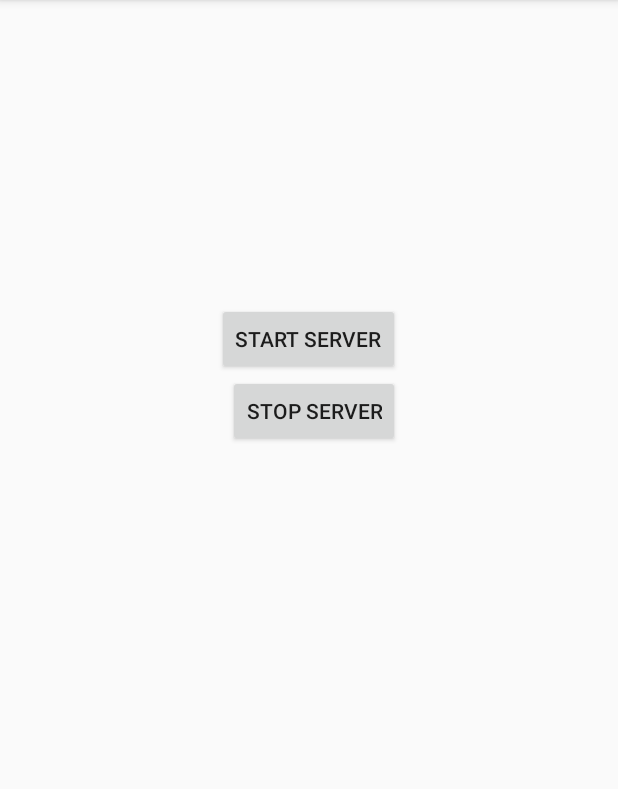
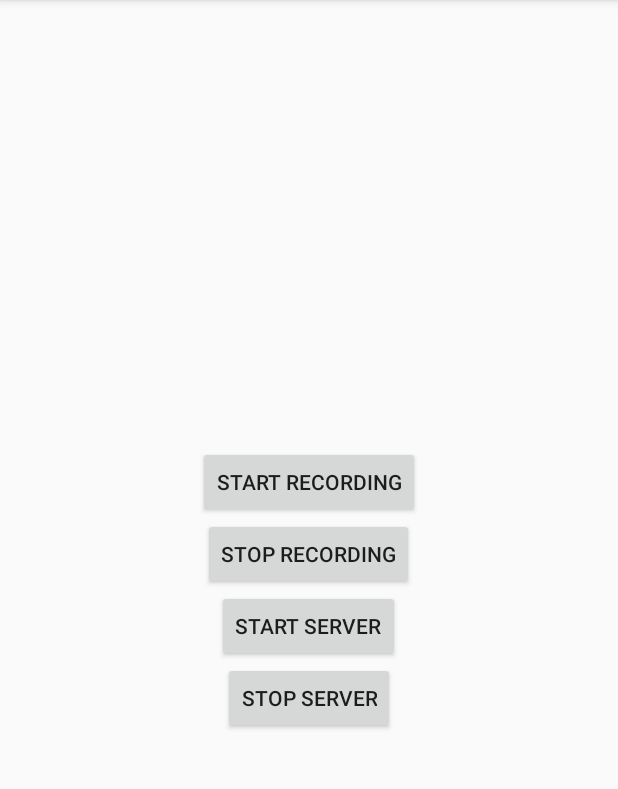
Before and after one commit to joshuaGnol/SocketServer2, an Android app: the screen it shows after launch (MainActivity), on a phone screen of 412 x 824 dp, the part 84-873 px from its top. Run offline under Robolectric (Android 15) with nearby library versions, the phone set to English and light mode, and no system bars; 2 statements that could not run were skipped.

Commit message:
added video recording

```diff
--- a/app/src/main/AndroidManifest.xml
+++ b/app/src/main/AndroidManifest.xml
@@ -4,6 +4,8 @@
 
     <uses-permission android:name="android.permission.INTERNET" />
     <uses-permission android:name="android.permission.ACCESS_WIFI_STATE" />
+    <uses-permission android:name="android.permission.WRITE_EXTERNAL_STORAGE" />
+    <uses-permission android:name="android.permission.RECORD_AUDIO" />
 
     <application
         android:allowBackup="true"
@@ -23,6 +25,10 @@
             android:name=".SocketService"
             android:exported="false" />
 
+        <service
+            android:name=".RecordingService"
+            android:exported="false" />
+
     </application>
 
 </manifest>
--- a/app/src/main/java/com/silverlake/ifb/socketserver/MainActivity.java
+++ b/app/src/main/java/com/silverlake/ifb/socketserver/MainActivity.java
@@ -1,10 +1,21 @@
 package com.silverlake.ifb.socketserver;
 
+import android.Manifest;
+import android.content.ComponentName;
 import android.content.Intent;
+import android.content.ServiceConnection;
+import android.content.pm.PackageManager;
+import android.media.projection.MediaProjection;
+import android.media.projection.MediaProjectionManager;
 import android.net.wifi.WifiInfo;
 import android.net.wifi.WifiManager;
 import android.os.Bundle;
+import android.os.IBinder;
+import android.support.annotation.NonNull;
+import android.support.v4.app.ActivityCompat;
+import android.support.v4.content.ContextCompat;
 import android.support.v7.app.AppCompatActivity;
+import android.util.DisplayMetrics;
 import android.util.Log;
 import android.view.View;
 import android.widget.Button;
@@ -16,7 +27,18 @@ import java.net.UnknownHostException;
 import java.nio.ByteOrder;
 
 public class MainActivity extends AppCompatActivity implements View.OnClickListener {
-    private Button btnStartServer, btnStopServer;
+    private static final String TAG = MainActivity.class.getSimpleName();
+
+    private static final int RECORD_REQUEST_CODE = 101;
+    private static final int STORAGE_REQUEST_CODE = 102;
+    private static final int AUDIO_REQUEST_CODE = 103;
+
+    private MediaProjectionManager projectionManager;
+    private MediaProjection mediaProjection;
+
+    private RecordingService recordService;
+
+    private Button btnStartServer, btnStopServer, btnStartRecording, btnStopRecording;
     private TextView tvIpAddress;
     private static final int portNumber = 8080;
 
@@ -25,14 +47,25 @@ public class MainActivity extends AppCompatActivity implements View.OnClickListe
         super.onCreate(savedInstanceState);
         setContentView(R.layout.activity_main);
 
+        projectionManager = (MediaProjectionManager) getSystemService(MEDIA_PROJECTION_SERVICE);
+
         tvIpAddress = (TextView) findViewById(R.id.tvIpAddress);
         tvIpAddress.setText(getIpAddress());
 
         btnStartServer = (Button) findViewById(R.id.btnStartServer);
         btnStopServer = (Button) findViewById(R.id.btnStopServer);
+        btnStartRecording = (Button) findViewById(R.id.btnStartRecording);
+        btnStopRecording = (Button) findViewById(R.id.btnStopRecording);
 
         btnStartServer.setOnClickListener(this);
         btnStopServer.setOnClickListener(this);
+        btnStartRecording.setOnClickListener(this);
+        btnStopRecording.setOnClickListener(this);
+
+        Intent intent = new Intent(this, RecordingService.class);
+        bindService(intent, connection, BIND_AUTO_CREATE);
+
+        performRuntimePermission();
     }
 
     @Override
@@ -44,6 +77,34 @@ public class MainActivity extends AppCompatActivity implements View.OnClickListe
             case R.id.btnStopServer:
                 stopServer();
                 break;
+            case R.id.btnStartRecording:
+                if (recordService != null && !recordService.isRunning()) {
+                    Intent captureIntent = projectionManager.createScreenCaptureIntent();
+                    startActivityForResult(captureIntent, RECORD_REQUEST_CODE);
+                }
+                break;
+            case R.id.btnStopRecording:
+                stopRecording();
+                break;
+        }
+    }
+
+    @Override
+    protected void onActivityResult(int requestCode, int resultCode, Intent data) {
+        super.onActivityResult(requestCode, resultCode, data);
+        if (requestCode == RECORD_REQUEST_CODE && resultCode == RESULT_OK) {
+            mediaProjection = projectionManager.getMediaProjection(resultCode, data);
+            startRecording();
+        }
+    }
+
+    @Override
+    public void onRequestPermissionsResult(int requestCode, @NonNull String[] permissions, @NonNull int[] grantResults) {
+        super.onRequestPermissionsResult(requestCode, permissions, grantResults);
+        if (requestCode == STORAGE_REQUEST_CODE || requestCode == AUDIO_REQUEST_CODE) {
+            if (grantResults[0] != PackageManager.PERMISSION_GRANTED) {
+                finish();
+            }
         }
     }
 
@@ -55,6 +116,21 @@ public class MainActivity extends AppCompatActivity implements View.OnClickListe
     private void stopServer() {
         Intent intent = new Intent(this, SocketService.class);
         stopService(intent);
+    }
+
+    private void startRecording() {
+        if (!recordService.isRunning()) {
+            recordService.setMediaProject(mediaProjection);
+            recordService.startRecord();
+        }
+    }
+
+    private void stopRecording() {
+        if (recordService.isRunning()) {
+            recordService.stopRecord();
+            recordService.setRunning(false);
+            unbindService(connection);
+        }
     }
 
     private String getIpAddress() {
@@ -80,4 +156,35 @@ public class MainActivity extends AppCompatActivity implements View.OnClickListe
         return ipAddressString;
     }
 
+    private void performRuntimePermission() {
+        if (ContextCompat.checkSelfPermission(MainActivity.this, Manifest.permission.WRITE_EXTERNAL_STORAGE)
+                != PackageManager.PERMISSION_GRANTED) {
+            ActivityCompat.requestPermissions(this,
+                    new String[]{Manifest.permission.WRITE_EXTERNAL_STORAGE}, STORAGE_REQUEST_CODE);
+        }
+
+        if (ContextCompat.checkSelfPermission(MainActivity.this, Manifest.permission.RECORD_AUDIO)
+                != PackageManager.PERMISSION_GRANTED) {
+            ActivityCompat.requestPermissions(this,
+                    new String[]{Manifest.permission.RECORD_AUDIO}, AUDIO_REQUEST_CODE);
+        }
+    }
+
+    private ServiceConnection connection = new ServiceConnection() {
+
+        @Override
+        public void onServiceConnected(ComponentName className, IBinder service) {
+            DisplayMetrics metrics = new DisplayMetrics();
+            getWindowManager().getDefaultDisplay().getMetrics(metrics);
+            RecordingService.RecordBinder binder = (RecordingService.RecordBinder) service;
+            recordService = binder.getRecordService();
+            recordService.setConfig(metrics.widthPixels, metrics.heightPixels, metrics.densityDpi);
+        }
+
+        @Override
+        public void onServiceDisconnected(ComponentName arg0) {
+            Log.d(TAG, "onServiceDisconnected: ");
+        }
+    };
+
 }
--- a/app/src/main/res/layout/activity_main.xml
+++ b/app/src/main/res/layout/activity_main.xml
@@ -4,34 +4,49 @@
     android:id="@+id/activity_main"
     android:layout_width="match_parent"
     android:layout_height="match_parent"
+    android:gravity="center"
     android:paddingBottom="@dimen/activity_vertical_margin"
     android:paddingLeft="@dimen/activity_horizontal_margin"
     android:paddingRight="@dimen/activity_horizontal_margin"
     android:paddingTop="@dimen/activity_vertical_margin"
     tools:context="com.silverlake.ifb.socketserver.MainActivity">
 
+    <LinearLayout
+        android:layout_width="match_parent"
+        android:layout_height="wrap_content"
+        android:gravity="center"
+        android:orientation="vertical">
+
+        <TextView
+            android:id="@+id/tvIpAddress"
+            android:layout_width="wrap_content"
+            android:layout_height="wrap_content"
+            android:text="IP Address" />
+
+        <Button
+            android:id="@+id/btnStartRecording"
+            android:layout_width="wrap_content"
+            android:layout_height="wrap_content"
+            android:text="Start Recording" />
+
+        <Button
+            android:id="@+id/btnStopRecording"
+            android:layout_width="wrap_content"
+            android:layout_height="wrap_content"
+            android:text="Stop Recording" />
+
         <Button
             android:id="@+id/btnStartServer"
             android:layout_width="wrap_content"
             android:layout_height="wrap_content"
-        android:layout_alignParentTop="true"
-        android:layout_centerHorizontal="true"
-        android:layout_marginTop="186dp"
             android:text="Start Server" />
 
         <Button
             android:id="@+id/btnStopServer"
             android:layout_width="wrap_content"
             android:layout_height="wrap_content"
-        android:layout_alignEnd="@+id/btnStartServer"
-        android:layout_below="@+id/btnStartServer"
             android:text="Stop Server" />
 
-    <TextView
-        android:id="@+id/tvIpAddress"
-        android:layout_width="wrap_content"
-        android:layout_height="wrap_content"
-        android:layout_centerHorizontal="true"
-        android:text="IP Address" />
+    </LinearLayout>
 
 </RelativeLayout>
```
Also changed, not shown: app/src/main/java/com/silverlake/ifb/socketserver/RecordingService.java (added, +148 -0 lines), app/src/main/java/com/silverlake/ifb/socketserver/SocketService.java (+70 -52 lines), 1 other file. Lines whose indentation alone changed are shown as unchanged.
